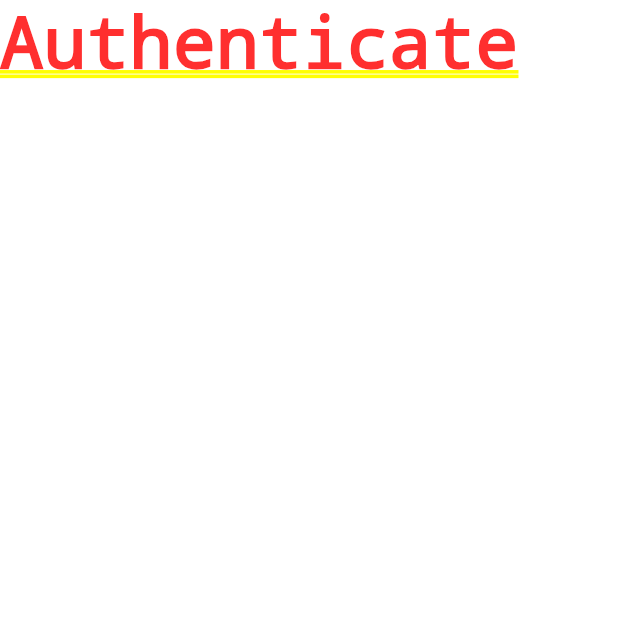
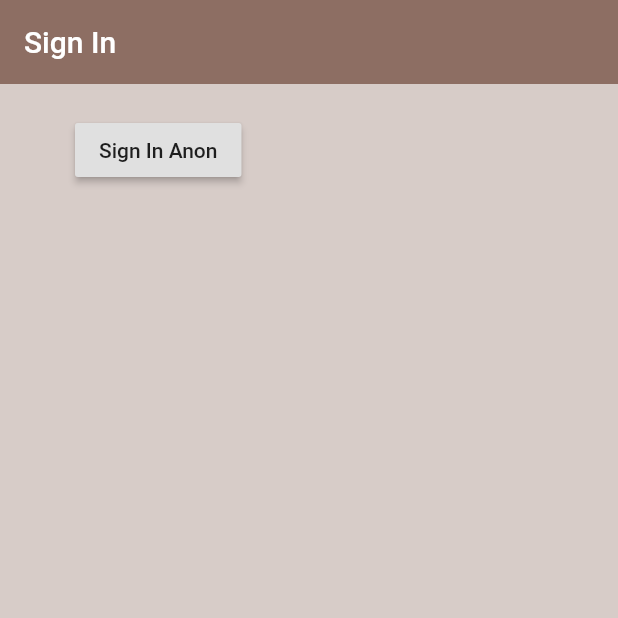
Before and after one commit to Vishisht-rao/local_commodities, a Flutter app: the screen it shows after launch, on a phone screen of 412 x 824 dp, the top half of it. Run offline on Flutter 3.47's test engine with Material 2 defaults, Android fonts, the phone set to English and light mode, and no system bars; our stand-ins replace firebase_auth; accounts and stored records are empty.

Commit message:
login pages 16:10 friday

```diff
--- a/lib/main.dart
+++ b/lib/main.dart
@@ -1,5 +1,8 @@
 import 'package:flutter/material.dart';
+import 'package:local_commodities/models/user.dart';
+import 'package:local_commodities/screens/services/auth.dart';
 import 'package:local_commodities/screens/wrapper.dart';
+import 'package:provider/provider.dart';
 
 void main() {
   runApp(MyApp());
@@ -9,8 +12,11 @@ class MyApp extends StatelessWidget {
   // This widget is the root of your application.
   @override
   Widget build(BuildContext context) {
-    return MaterialApp(
-      home: Wrapper(),
+    return StreamProvider<User>.value(
+        value: AuthService().user,
+        child: MaterialApp(
+          home: Wrapper(),
+      ),
     );
   }
 }
--- /dev/null
+++ b/lib/models/user.dart
@@ -0,0 +1,9 @@
+class User {
+
+  final String uid;
+  final String address;
+  final String type;
+
+  User({this.uid,this.address,this.type});
+
+}
--- a/lib/screens/authenticate/authenticate.dart
+++ b/lib/screens/authenticate/authenticate.dart
@@ -1,4 +1,5 @@
 import 'package:flutter/material.dart';
+import 'package:local_commodities/screens/authenticate/sign_in.dart';
 
 class Authenticate extends StatefulWidget {
   @override
@@ -9,7 +10,7 @@ class _AuthenticateState extends State<Authenticate> {
   @override
   Widget build(BuildContext context) {
     return Container(
-      child: Text('Authenticate'),
+      child: SignIn(),
     );
   }
 }
--- /dev/null
+++ b/lib/screens/authenticate/sign_in.dart
@@ -0,0 +1,39 @@
+import 'package:flutter/material.dart';
+import 'package:local_commodities/screens/services/auth.dart';
+
+class SignIn extends StatefulWidget {
+  @override
+  _SignInState createState() => _SignInState();
+}
+
+class _SignInState extends State<SignIn> {
+
+  final AuthService _auth = AuthService();
+
+  @override
+  Widget build(BuildContext context) {
+    return Scaffold(
+      backgroundColor: Colors.brown[100],
+      appBar: AppBar(
+        backgroundColor: Colors.brown[400],
+        elevation: 0.0,
+        title: Text('Sign In'),
+      ),
+      body: Container(
+        padding: EdgeInsets.symmetric(vertical: 20.0, horizontal: 50.0),
+        child: RaisedButton(
+          child: Text('Sign In Anon'),
+          onPressed: () async {
+            dynamic result = await _auth.signInAnon();
+            if (result==null) {
+              print('error signing in');
+            } else {
+              print('signed in');
+              print(result.uid);
+            }
+          }
+        ),
+      )
+    );
+  }
+}
--- a/lib/screens/wrapper.dart
+++ b/lib/screens/wrapper.dart
@@ -3,12 +3,21 @@ import 'package:local_commodities/screens/authenticate/authenticate.dart';
 import 'package:local_commodities/screens/home_customer/home_customer.dart';
 import 'package:local_commodities/screens/home_delivery/home_delivery.dart';
 import 'package:local_commodities/screens/home_owner/home_owner.dart';
+import 'package:provider/provider.dart';
+import 'package:local_commodities/models/user.dart';
 
 class Wrapper extends StatelessWidget {
   @override
   Widget build(BuildContext context) {
 
+    final user = Provider.of<User>(context);
+    print(user);
+
     //returns either a home or authenticate widget
-    return Authenticate();
+    if (user==null) {
+      return Authenticate();
+    } else {
+      return HomeCustomer();
+    }
   }
 }
```
Also changed, not shown: lib/screens/home_customer/home_customer.dart (+20 -2 lines), lib/screens/services/auth.dart (added, +41 -0 lines).
